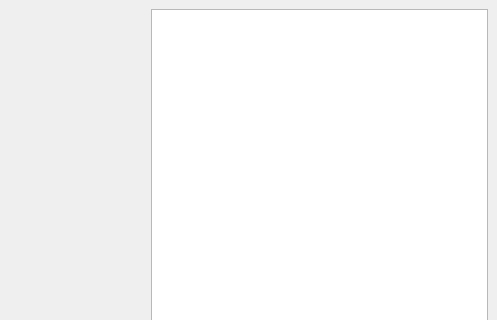
GreenBean657/CSC195, file DataBasesV2/mainwindow.ui: the form before one commit; both pictures show x 201 to 698 and y 0 to 320 of the 698 by 550 pixel window.
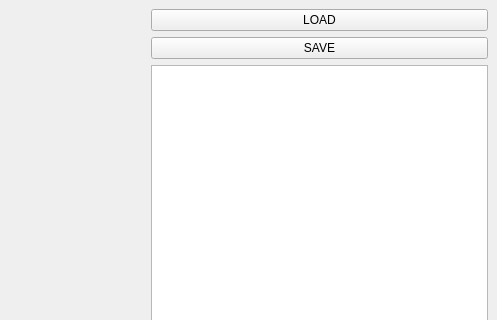
The form after the commit. Icons and pictures are not drawn. Custom widgets are drawn as their Qt base class.

What changed in the file:
```diff
--- a/DataBasesV2/mainwindow.ui
+++ b/DataBasesV2/mainwindow.ui
@@ -27,6 +27,20 @@
     </item>
     <item>
      <layout class="QVBoxLayout" name="verticalLayout">
+      <item>
+       <widget class="QPushButton" name="buttonLoad">
+        <property name="text">
+         <string>LOAD</string>
+        </property>
+       </widget>
+      </item>
+      <item>
+       <widget class="QPushButton" name="buttonSave">
+        <property name="text">
+         <string>SAVE</string>
+        </property>
+       </widget>
+      </item>
       <item>
        <widget class="DbView" name="dbView">
         <property name="sizePolicy">
```
Left out of the diff: 34 changed lines with no effect on the pictures.
